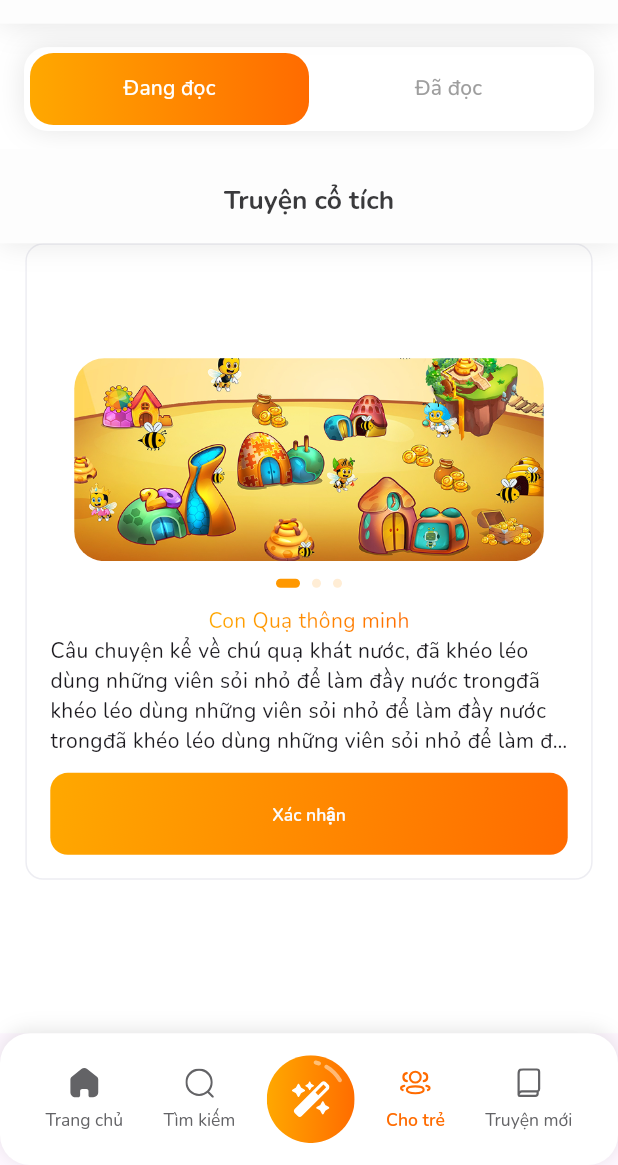
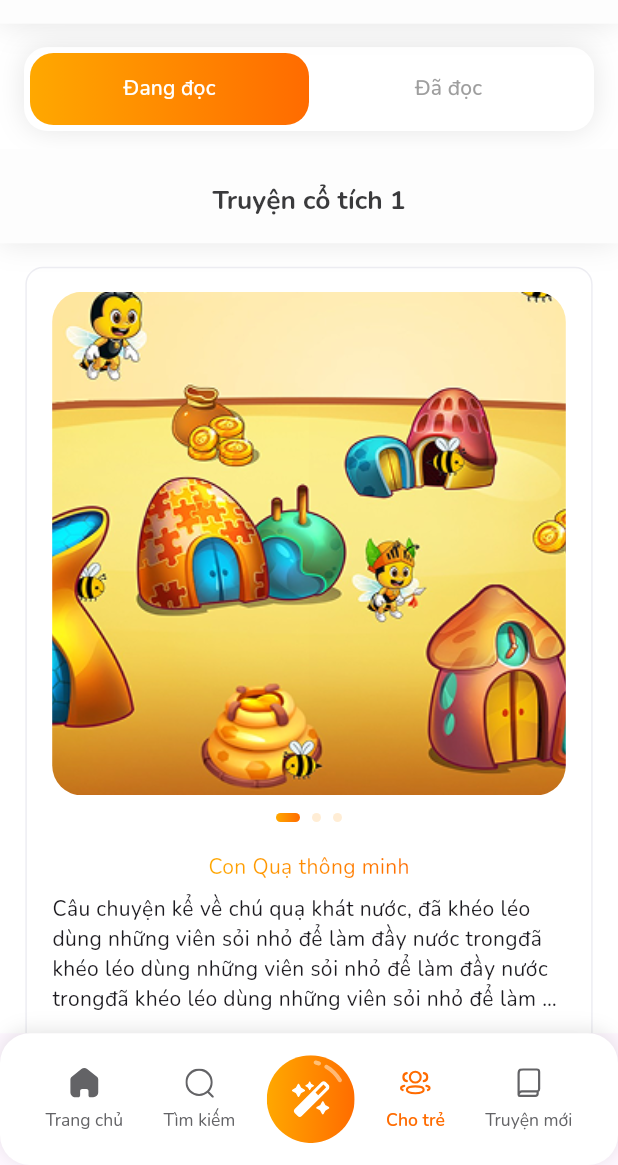
Before and after one commit to TienDat11/b-stories, a Flutter app: the screen it shows after launch, item 4 of the bottom bar chosen, on a phone screen of 412 x 824 dp, the part 71-1236 px from its top. Run offline on Flutter 3.47's test engine with Material 3 defaults, Android fonts, the light colour scheme and no system bars; our stand-ins replace auto_route, auto_size_text, bloc, dio, flutter_bloc, flutter_dotenv and 7 more; generated files the repository leaves out were written again.

Commit message:
update detail story

```diff
--- a/lib/core/components/banner/Widget/Indicator.dart
+++ b/lib/core/components/banner/Widget/Indicator.dart
@@ -22,8 +22,11 @@ class Indicator extends StatelessWidget {
           width: isActive ? 16 : 6,
           height: 6,
           decoration: BoxDecoration(
-            color: isActive ? Colors.orange : AppColors.orange100,
             borderRadius: BorderRadius.circular(8),
+            gradient: isActive
+                ? LinearGradient(colors: AppColors.primaryGradient)
+                : null,
+            color: isActive ? null : AppColors.orange100,
           ),
         );
       }),
--- /dev/null
+++ b/lib/core/components/banner/Widget/banner_image_story.dart
@@ -0,0 +1,26 @@
+import 'package:b_stories/core/constants/app_sizes.dart';
+import 'package:flutter/material.dart';
+
+class BannerImageStory extends StatelessWidget {
+  final String imagePath;
+  const BannerImageStory(this.imagePath, {super.key});
+
+  @override
+  Widget build(BuildContext context) {
+    return Padding(
+      padding: EdgeInsets.only(
+        top: AppSizes.height.h16,
+        right: AppSizes.width.w16,
+        left: AppSizes.width.w16,
+      ),
+      child: ClipRRect(
+        borderRadius: BorderRadius.circular(20),
+        child: Image.asset(
+          imagePath,
+          fit: BoxFit.cover,
+          width: double.infinity,
+        ),
+      ),
+    );
+  }
+}
--- /dev/null
+++ b/lib/core/components/banner/story_page_list.dart
@@ -0,0 +1,42 @@
+import 'package:b_stories/core/components/banner/Widget/Indicator.dart';
+import 'package:b_stories/core/components/banner/Widget/banner_image_story.dart';
+import 'package:b_stories/core/constants/app_sizes.dart';
+import 'package:flutter/material.dart';
+
+class StoryPageList extends StatefulWidget {
+  const StoryPageList({super.key});
+
+  @override
+  State<StoryPageList> createState() => _StoryPageListState();
+}
+
+class _StoryPageListState extends State<StoryPageList> {
+  final PageController _controller = PageController();
+  final List<String> _bannerImages = [
+    'assets/images/banner1.png',
+    'assets/images/banner2.png',
+    'assets/images/banner1.png',
+  ];
+  int _currentIndex = 0;
+
+  @override
+  Widget build(BuildContext context) {
+    return Column(
+      mainAxisSize: MainAxisSize.min,
+      children: [
+        SizedBox(
+          height: AppSizes.height.h360,
+          child: PageView.builder(
+            controller: _controller,
+            itemCount: _bannerImages.length,
+            onPageChanged: (index) => setState(() => _currentIndex = index),
+            itemBuilder: (context, index) =>
+                BannerImageStory(_bannerImages[index]),
+          ),
+        ),
+        SizedBox(height: AppSizes.height.h12),
+        Indicator(currentIndex: _currentIndex, itemCount: _bannerImages.length),
+      ],
+    );
+  }
+}
--- a/lib/core/components/card/custom_card_detail_story.dart
+++ b/lib/core/components/card/custom_card_detail_story.dart
@@ -1,4 +1,4 @@
-import 'package:b_stories/core/components/banner/banner_widget.dart';
+import 'package:b_stories/core/components/banner/story_page_list.dart';
 import 'package:b_stories/core/components/button/custom_button.dart';
 import 'package:b_stories/core/components/text/custom_text.dart';
 import 'package:b_stories/core/constants/app_colors.dart';
@@ -17,28 +17,33 @@ class CustomCardDetailStody extends StatelessWidget {
           color: Colors.white,
           borderRadius: BorderRadius.circular(AppSizes.square.r12),
           border: Border.all(color: AppColors.rim, width: 1),
-          // boxShadow: [AppShadow.medium],
         ),
 
-        child: Padding(
-          padding: EdgeInsets.all(AppSizes.square.r16),
         child: Column(
           children: [
-              BannerWidget(),
-              SizedBox(height: AppSizes.height.h12),
+            StoryPageList(),
+            Padding(
+              padding: EdgeInsets.only(
+                bottom: AppSizes.height.h16,
+                left: AppSizes.width.w16,
+                right: AppSizes.width.w16,
+              ),
+              child: Column(
+                children: [
+                  SizedBox(height: AppSizes.height.h20),
                   CustomText(
                     maxLines: 1,
                     overflow: TextOverflow.ellipsis,
                     'Con Quạ thông minh',
                     gradient: LinearGradient(colors: AppColors.primaryGradient),
                   ),
-
+                  SizedBox(height: AppSizes.height.h8),
                   CustomText(
                     overflow: TextOverflow.ellipsis,
                     maxLines: 4,
                     'Câu chuyện kể về chú quạ khát nước, đã khéo léo dùng những viên sỏi nhỏ để làm đầy nước trongđã khéo léo dùng những viên sỏi nhỏ để làm đầy nước trongđã khéo léo dùng những viên sỏi nhỏ để làm đầy nước trongđã khéo léo dùng những viên sỏi nhỏ để làm đầy nước trongđã khéo léo dùng những viên sỏi nhỏ để làm đầy nước trongđã khéo léo dùng những viên sỏi nhỏ để làm đầy nước trongđã khéo léo dùng những viên sỏi nhỏ để làm đầy nước trongđã khéo léo dùng những viên sỏi nhỏ để làm đầy nước trongđã khéo léo dùng những viên sỏi nhỏ để làm đầy nước trongđã khéo léo dùng những viên sỏi nhỏ để làm đầy nước trongđã khéo léo dùng những viên sỏi nhỏ để làm đầy nước trongđã khéo léo dùng những viên sỏi nhỏ để làm đầy nước trong...',
                   ),
-              SizedBox(height: AppSizes.height.h12),
+                  SizedBox(height: AppSizes.height.h20),
                   CustomButton(
                     onPressed: () {},
                     text: 'Xác nhận',
@@ -51,6 +56,8 @@ class CustomCardDetailStody extends StatelessWidget {
                 ],
               ),
             ),
+          ],
+        ),
       ),
     );
   }
--- a/lib/core/constants/app_height_sizes.dart
+++ b/lib/core/constants/app_height_sizes.dart
@@ -112,5 +112,6 @@ class AppHeightSizes {
   double get h186 => 186.h;
   double get h200 => 200.h;
   double get h236 => 236.h;
+  double get h360 => 360.h;
   double get h396 => 396.h;
 }
--- a/lib/features/detail/story_detail/presentation/story_detail/story_detail_screen.dart
+++ b/lib/features/detail/story_detail/presentation/story_detail/story_detail_screen.dart
@@ -1,7 +1,9 @@
 import 'package:auto_route/auto_route.dart';
 import 'package:b_stories/core/components/appbar/custom_appbar.dart';
 import 'package:b_stories/core/components/base/base_view.dart';
+import 'package:b_stories/core/components/card/custom_bookInfo_card.dart';
 import 'package:b_stories/core/components/card/custom_card_detail_story.dart';
+import 'package:b_stories/core/constants/app_sizes.dart';
 import 'package:b_stories/features/detail/story_detail/presentation/story_detail/bloc/story_detail_bloc.dart';
 import 'package:b_stories/features/detail/story_detail/story_detail_injector.dart';
 import 'package:flutter/material.dart';
@@ -20,7 +22,7 @@ class _StoryDetailScreenState extends State<StoryDetailScreen> {
     return BaseView<StoryDetailBloc, StoryDetailState>(
       bloc: (_) => storyDetailInjector.get<StoryDetailBloc>(),
       loadingSelector: (s) => s.isLoading,
-      appBar: CustomAppbar(title: 'Truyện cổ tích'),
+      appBar: CustomAppbar(title: 'Truyện cổ tích 1'),
       body: _StoryDetailScreen(),
     );
   }
@@ -31,6 +33,13 @@ class _StoryDetailScreen extends StatelessWidget {
 
   @override
   Widget build(BuildContext context) {
-    return ListView(children: [CustomCardDetailStody()]);
+    return ListView(
+      children: [
+        SizedBox(height: AppSizes.height.h16),
+        CustomCardDetailStody(),
+        SizedBox(height: AppSizes.height.h16),
+        CustomBbookInfoCard(),
+      ],
+    );
   }
 }
```
Also changed, not shown: lib/core/components/card/custom_bookInfo_card.dart (added, +74 -0 lines). Lines whose indentation alone changed are shown as unchanged.
